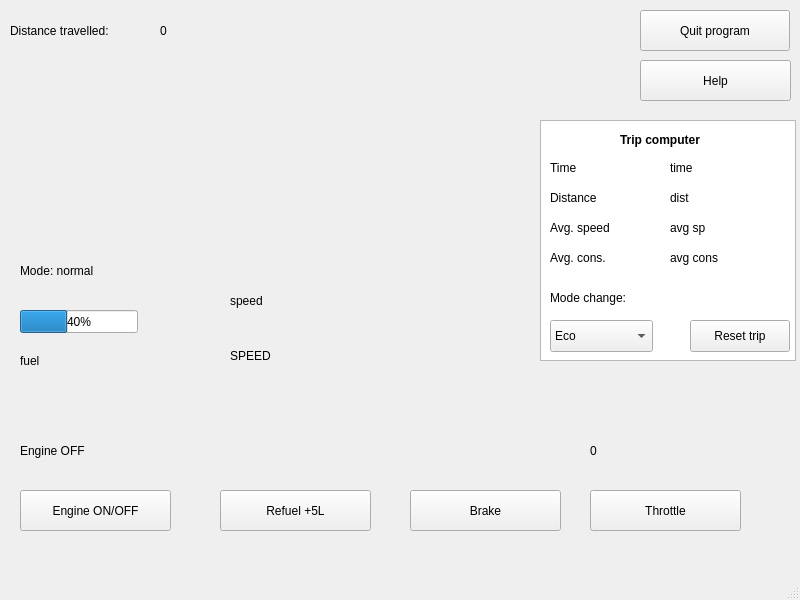
First picture: the form in mainwindow.ui, repository lbobiko/car_gui, before the edit.
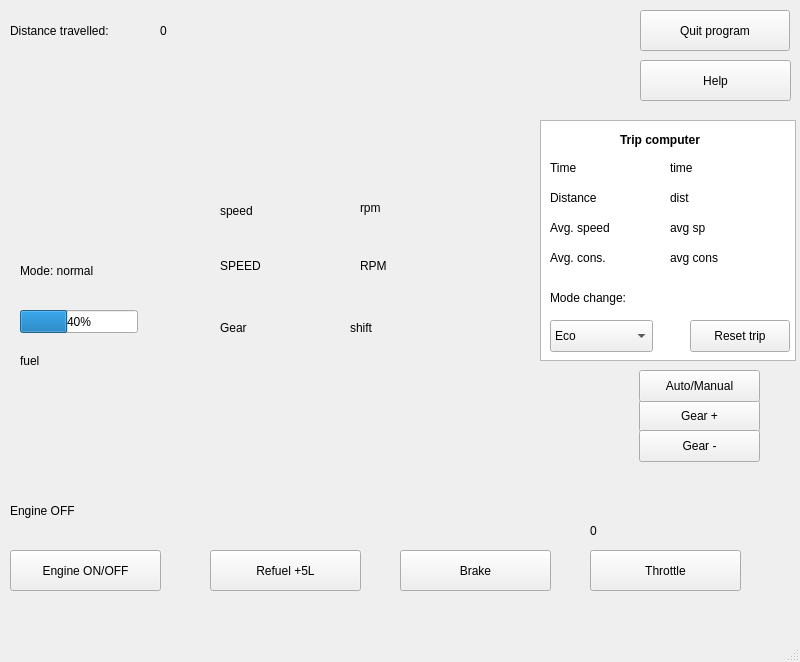
Second picture: the form after the edit.

Patch:
```diff
--- a/mainwindow.ui
+++ b/mainwindow.ui
@@ -7,7 +7,7 @@
     <x>0</x>
     <y>0</y>
     <width>800</width>
-    <height>600</height>
+    <height>662</height>
    </rect>
   </property>
   <property name="windowTitle">
@@ -17,8 +17,8 @@
    <widget class="QPushButton" name="engineButton">
     <property name="geometry">
      <rect>
-      <x>20</x>
-      <y>490</y>
+      <x>10</x>
+      <y>550</y>
       <width>151</width>
       <height>41</height>
      </rect>
@@ -31,7 +31,7 @@
     <property name="geometry">
      <rect>
       <x>590</x>
-      <y>490</y>
+      <y>550</y>
       <width>151</width>
       <height>41</height>
      </rect>
@@ -43,8 +43,8 @@
    <widget class="QPushButton" name="brakeButton">
     <property name="geometry">
      <rect>
-      <x>410</x>
-      <y>490</y>
+      <x>400</x>
+      <y>550</y>
       <width>151</width>
       <height>41</height>
      </rect>
@@ -56,8 +56,8 @@
    <widget class="QLabel" name="speedInfo">
     <property name="geometry">
      <rect>
-      <x>230</x>
-      <y>280</y>
+      <x>220</x>
+      <y>190</y>
       <width>111</width>
       <height>41</height>
      </rect>
@@ -69,9 +69,9 @@
    <widget class="QLabel" name="speedText">
     <property name="geometry">
      <rect>
-      <x>230</x>
-      <y>340</y>
-      <width>131</width>
+      <x>220</x>
+      <y>250</y>
+      <width>61</width>
       <height>31</height>
      </rect>
     </property>
@@ -108,8 +108,8 @@
    <widget class="QLabel" name="engineInfo">
     <property name="geometry">
      <rect>
-      <x>20</x>
-      <y>430</y>
+      <x>10</x>
+      <y>490</y>
       <width>121</width>
       <height>41</height>
      </rect>
@@ -122,7 +122,7 @@
     <property name="geometry">
      <rect>
       <x>590</x>
-      <y>390</y>
+      <y>480</y>
       <width>151</width>
       <height>41</height>
      </rect>
@@ -135,7 +135,7 @@
     <property name="geometry">
      <rect>
       <x>590</x>
-      <y>430</y>
+      <y>510</y>
       <width>151</width>
       <height>41</height>
      </rect>
@@ -147,8 +147,8 @@
    <widget class="QLabel" name="brakeInfo">
     <property name="geometry">
      <rect>
-      <x>410</x>
-      <y>430</y>
+      <x>400</x>
+      <y>500</y>
       <width>151</width>
       <height>41</height>
      </rect>
@@ -199,8 +199,8 @@
    <widget class="QPushButton" name="refuelButton">
     <property name="geometry">
      <rect>
-      <x>220</x>
-      <y>490</y>
+      <x>210</x>
+      <y>550</y>
       <width>151</width>
       <height>41</height>
      </rect>
@@ -421,6 +421,106 @@
      <bool>true</bool>
     </property>
    </widget>
+   <widget class="QLabel" name="gearInfo">
+    <property name="geometry">
+     <rect>
+      <x>220</x>
+      <y>320</y>
+      <width>58</width>
+      <height>16</height>
+     </rect>
+    </property>
+    <property name="text">
+     <string>Gear</string>
+    </property>
+   </widget>
+   <widget class="QLabel" name="speedText_2">
+    <property name="geometry">
+     <rect>
+      <x>360</x>
+      <y>250</y>
+      <width>61</width>
+      <height>31</height>
+     </rect>
+    </property>
+    <property name="text">
+     <string>RPM</string>
+    </property>
+   </widget>
+   <widget class="QLabel" name="rpmInfo">
+    <property name="geometry">
+     <rect>
+      <x>360</x>
+      <y>200</y>
+      <width>101</width>
+      <height>16</height>
+     </rect>
+    </property>
+    <property name="text">
+     <string>rpm</string>
+    </property>
+   </widget>
+   <widget class="QLabel" name="shiftModeInfo">
+    <property name="geometry">
+     <rect>
+      <x>350</x>
+      <y>320</y>
+      <width>151</width>
+      <height>16</height>
+     </rect>
+    </property>
+    <property name="text">
+     <string>shift</string>
+    </property>
+   </widget>
+   <widget class="QPushButton" name="btnShiftUp">
+    <property name="geometry">
+     <rect>
+      <x>639</x>
+      <y>400</y>
+      <width>121</width>
+      <height>32</height>
+     </rect>
+    </property>
+    <property name="toolTip">
+     <string>Shift up (Manual)</string>
+    </property>
+    <property name="text">
+     <string>Gear +</string>
+    </property>
+   </widget>
+   <widget class="QPushButton" name="btnShiftDown">
+    <property name="geometry">
+     <rect>
+      <x>639</x>
+      <y>430</y>
+      <width>121</width>
+      <height>32</height>
+     </rect>
+    </property>
+    <property name="toolTip">
+     <string>Shift down (Manual)</string>
+    </property>
+    <property name="text">
+     <string>Gear -</string>
+    </property>
+   </widget>
+   <widget class="QPushButton" name="btnToggleShiftMode">
+    <property name="geometry">
+     <rect>
+      <x>639</x>
+      <y>370</y>
+      <width>121</width>
+      <height>32</height>
+     </rect>
+    </property>
+    <property name="toolTip">
+     <string>Toggle shift mode</string>
+    </property>
+    <property name="text">
+     <string>Auto/Manual</string>
+    </property>
+   </widget>
   </widget>
   <widget class="QMenuBar" name="menubar">
    <property name="geometry">
```
Left out of the diff: 24 changed lines with no effect on the pictures.
